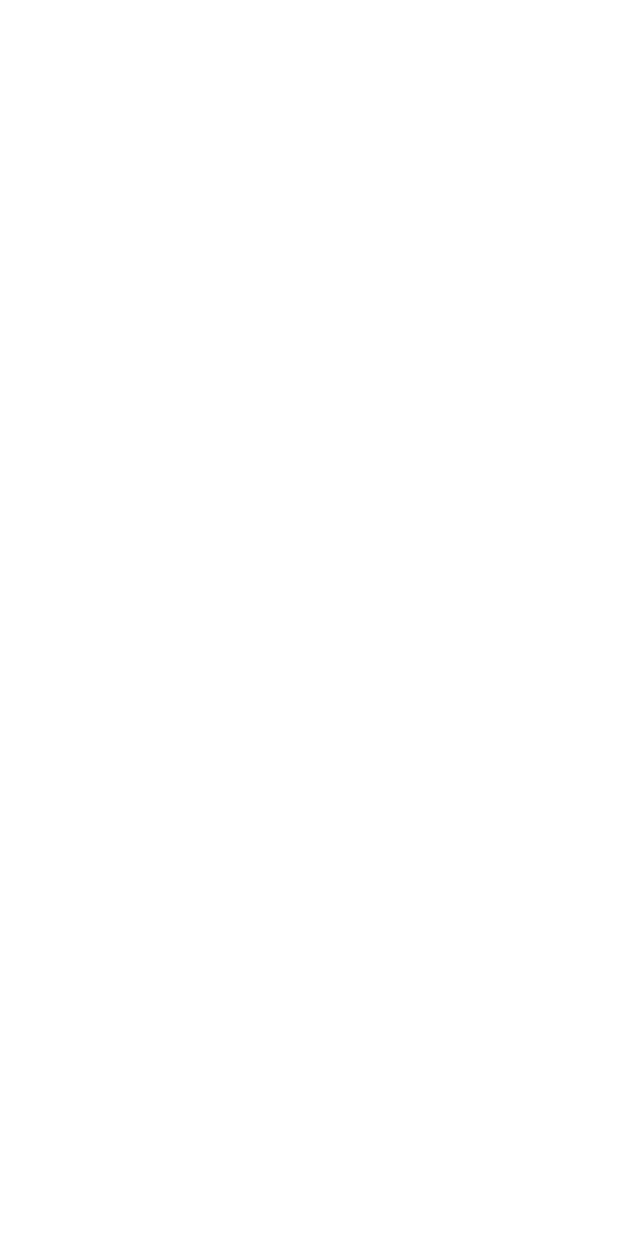
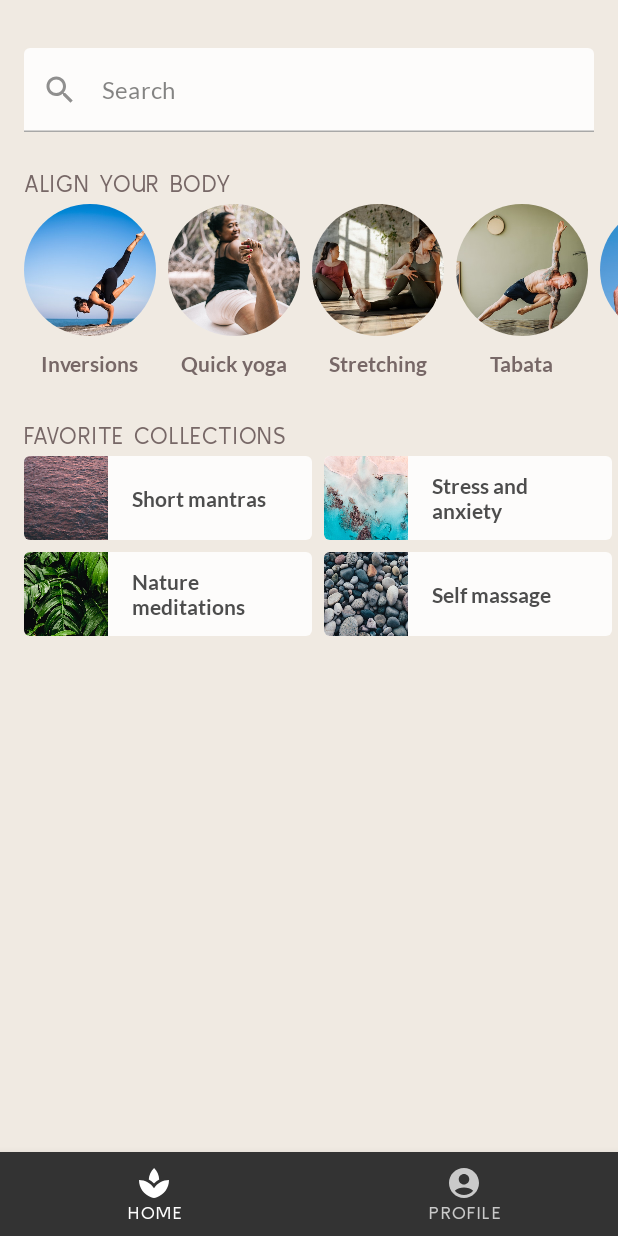
Before and after one commit to taehee0111/JetPackCompose, an Android app built with Jetpack Compose: the screen it shows after launch (BasicLayoutActivity), on a phone screen of 412 x 824 dp. Before the commit the screen is empty. Run offline under Robolectric (Android 15) with nearby library versions, the phone set to English and light mode, and no system bars.

Commit message:
기능 추가: 기본 레이아웃 완료

```diff
--- a/basic/src/main/java/com/example/jetpackcompose/MainActivity.kt
+++ b/basic/src/main/java/com/example/jetpackcompose/MainActivity.kt
@@ -1,12 +1,10 @@
 package com.example.jetpackcompose
 
-import android.content.res.Configuration.UI_MODE_NIGHT_YES
 import android.os.Bundle
 import androidx.activity.ComponentActivity
 import androidx.activity.compose.setContent
 import androidx.compose.animation.animateContentSize
 import androidx.compose.animation.core.Spring
-import androidx.compose.animation.core.animateDpAsState
 import androidx.compose.animation.core.spring
 import androidx.compose.foundation.layout.*
 import androidx.compose.foundation.lazy.LazyColumn
--- a/basicLayout/src/main/java/com/example/basiclayouts/BasicLayoutActivity.kt
+++ b/basicLayout/src/main/java/com/example/basiclayouts/BasicLayoutActivity.kt
@@ -23,11 +23,19 @@ import androidx.annotation.DrawableRes
 import androidx.annotation.StringRes
 import androidx.compose.foundation.Image
 import androidx.compose.foundation.layout.*
+import androidx.compose.foundation.lazy.LazyRow
+import androidx.compose.foundation.lazy.grid.GridCells
+import androidx.compose.foundation.lazy.grid.LazyHorizontalGrid
+import androidx.compose.foundation.lazy.grid.items
+import androidx.compose.foundation.lazy.items
+import androidx.compose.foundation.rememberScrollState
 import androidx.compose.foundation.shape.CircleShape
-import androidx.compose.foundation.shape.CornerBasedShape
+import androidx.compose.foundation.verticalScroll
 import androidx.compose.material.*
 import androidx.compose.material.icons.Icons
+import androidx.compose.material.icons.filled.AccountCircle
 import androidx.compose.material.icons.filled.Search
+import androidx.compose.material.icons.filled.Spa
 import androidx.compose.runtime.Composable
 import androidx.compose.ui.Alignment
 import androidx.compose.ui.Modifier
@@ -39,6 +47,8 @@ import androidx.compose.ui.tooling.preview.Preview
 import androidx.compose.ui.unit.dp
 import com.codelab.basiclayouts.ui.theme.MySootheTheme
 import com.example.basiclayout.R
+import java.util.*
+
 
 class BasicLayoutActivity : ComponentActivity() {
     override fun onCreate(savedInstanceState: Bundle?) {
@@ -79,6 +89,8 @@ fun SearchBar(
 // Step: Align your body - Alignment
 @Composable
 fun AlignYourBodyElement(
+    @DrawableRes drawable: Int,
+    @StringRes string: Int,
     modifier: Modifier = Modifier
 ) {
     Column(
@@ -86,7 +98,7 @@ fun AlignYourBodyElement(
         horizontalAlignment = Alignment.CenterHorizontally
     ) {
         Image(
-            painter = painterResource(id = R.drawable.ab1_inversions),
+            painter = painterResource(id = drawable),
             contentDescription = null,
             contentScale = ContentScale.Crop,
             modifier = Modifier
@@ -94,7 +106,7 @@ fun AlignYourBodyElement(
                 .clip(CircleShape)
         )
         Text(
-            text = stringResource(id = R.string.ab1_inversions),
+            text = stringResource(id = string),
             modifier = Modifier.paddingFromBaseline(top = 24.dp, bottom = 8.dp),
             style = MaterialTheme.typography.h3
         )
@@ -137,7 +149,15 @@ fun FavoriteCollectionCard(
 fun AlignYourBodyRow(
     modifier: Modifier = Modifier
 ) {
-    // Implement composable here
+    LazyRow(
+        contentPadding = PaddingValues(horizontal = 16.dp),
+        horizontalArrangement = Arrangement.spacedBy(8.dp),
+        modifier = modifier
+    ) {
+        items(alignYourBodyData) { item ->
+            AlignYourBodyElement(drawable = item.drawable, string = item.text)
+        }
+    }
 }
 
 // Step: Favorite collections grid - LazyGrid
@@ -145,33 +165,107 @@ fun AlignYourBodyRow(
 fun FavoriteCollectionsGrid(
     modifier: Modifier = Modifier
 ) {
+    LazyHorizontalGrid(
+        modifier = modifier.height(120.dp),
+        rows = GridCells.Fixed(2),
+        contentPadding = PaddingValues(horizontal = 16.dp),
+        horizontalArrangement = Arrangement.spacedBy(8.dp),
+        verticalArrangement = Arrangement.spacedBy(8.dp)
+    ) {
+        items(favoriteCollectionsData) { item ->
+            FavoriteCollectionCard(
+                drawable = item.drawable,
+                text = item.text,
+                modifier = Modifier.height(56.dp)
+            )
+        }
+    }
     // Implement composable here
 }
 
 // Step: Home section - Slot APIs
 @Composable
 fun HomeSection(
-    modifier: Modifier = Modifier
+    @StringRes title: Int,
+    modifier: Modifier = Modifier,
+    content: @Composable () -> Unit
 ) {
-    // Implement composable here
+    Column(modifier) {
+        Text(
+            text = stringResource(id = title).uppercase(Locale.getDefault()),
+            style = MaterialTheme.typography.h2,
+            modifier = Modifier
+                .paddingFromBaseline(top = 40.dp, bottom = 8.dp)
+                .padding(horizontal = 16.dp)
+        )
+        content()
+    }
 }
 
 // Step: Home screen - Scrolling
 @Composable
 fun HomeScreen(modifier: Modifier = Modifier) {
+    Column(
+        modifier = modifier
+            .verticalScroll(rememberScrollState())
+            .padding(vertical = 16.dp)
+    ) {
+        Spacer(modifier = Modifier.height(16.dp))
+        SearchBar(Modifier.padding(horizontal = 16.dp))
+        HomeSection(title = R.string.align_your_body) {
+            AlignYourBodyRow()
+        }
+        HomeSection(title = R.string.favorite_collections) {
+            FavoriteCollectionsGrid()
+        }
+        Spacer(modifier = Modifier.height(16.dp))
+    }
     // Implement composable here
 }
 
 // Step: Bottom navigation - Material
 @Composable
 private fun SootheBottomNavigation(modifier: Modifier = Modifier) {
-    // Implement composable here
+    BottomNavigation(modifier) {
+        BottomNavigationItem(
+            icon = {
+                Icon(
+                    imageVector = Icons.Default.Spa,
+                    contentDescription = null
+                )
+            },
+            label = {
+                Text(stringResource(id = R.string.bottom_navigation_home))
+            },
+            selected = true,
+            onClick = { }
+        )
+        BottomNavigationItem(
+            icon = {
+                Icon(
+                    imageVector = Icons.Default.AccountCircle,
+                    contentDescription = null
+                )
+            },
+            label = {
+                Text(stringResource(R.string.bottom_navigation_profile))
+            },
+            selected = false,
+            onClick = {}
+        )
+    }
 }
 
 // Step: MySoothe App - Scaffold
 @Composable
 fun MySootheApp() {
-    // Implement composable here
+    MySootheTheme {
+        Scaffold( //Material Design 구성 가능한 최상위 수준의 컴포저블
+            bottomBar = { SootheBottomNavigation() }
+        ) { padding ->
+            HomeScreen(Modifier.padding(padding))
+        }
+    }
 }
 
 private val alignYourBodyData = listOf(
@@ -208,6 +302,8 @@ fun SearchBarPreview() {
 fun AlignYourBodyElementPreview() {
     MySootheTheme {
         AlignYourBodyElement(
+            R.drawable.ab1_inversions,
+            R.string.ab1_inversions,
             modifier = Modifier.padding(8.dp)
         )
     }
@@ -240,10 +336,14 @@ fun AlignYourBodyRowPreview() {
 @Preview(showBackground = true, backgroundColor = 0xFFF0EAE2)
 @Composable
 fun HomeSectionPreview() {
-    MySootheTheme { HomeSection() }
+    MySootheTheme {
+        HomeSection(R.string.align_your_body) {
+            AlignYourBodyRow()
+        }
+    }
 }
 
-@Preview(showBackground = true, backgroundColor = 0xFFF0EAE2)
+@Preview(showBackground = true, backgroundColor = 0xFFF0EAE2, heightDp = 180)
 @Composable
 fun ScreenContentPreview() {
     MySootheTheme { HomeScreen() }
```
